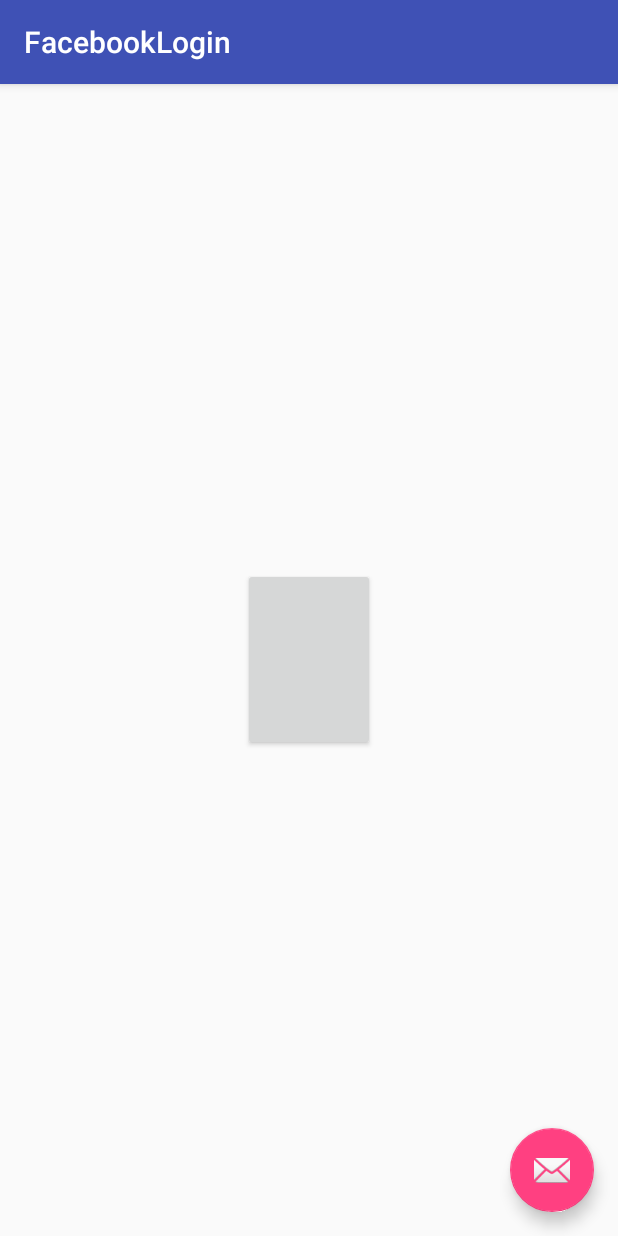
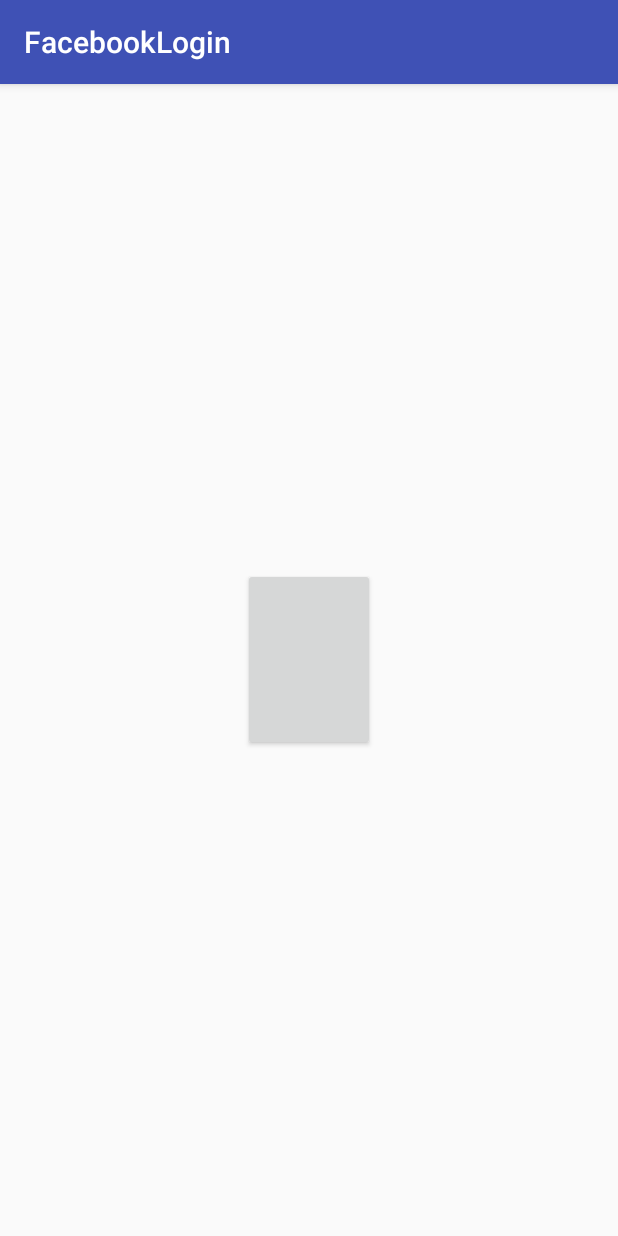
Before and after one commit to yasseraboelsaad/AWG-app, an Android app: the FacebookLogin screen opened directly, with no data from a screen before it, on a phone screen of 412 x 824 dp. Run offline under Robolectric (Android 15) with nearby library versions, the light colour scheme and no system bars; libraries missing offline, so code that uses them is left out: com.facebook.login; plain views replace LoginButton; 6 statements that could not run were skipped.

Commit message:
removed floating mail button in facebook app

```diff
--- a/Testapp/app/src/main/AndroidManifest.xml
+++ b/Testapp/app/src/main/AndroidManifest.xml
@@ -47,7 +47,8 @@
         <activity
             android:name=".FacebookLogin"
             android:label="@string/title_activity_facebook_login"
-            android:theme="@style/AppTheme.NoActionBar"></activity>
+            android:theme="@style/AppTheme.NoActionBar" />
+        <activity android:name=".settings"></activity>
     </application>
 
 </manifest>
--- a/Testapp/app/src/main/java/com/example/yasser/testapp/FacebookLogin.java
+++ b/Testapp/app/src/main/java/com/example/yasser/testapp/FacebookLogin.java
@@ -17,14 +17,7 @@
         Toolbar toolbar = (Toolbar) findViewById(R.id.toolbar);
         setSupportActionBar(toolbar);
 
-        FloatingActionButton fab = (FloatingActionButton) findViewById(R.id.fab);
-        fab.setOnClickListener(new View.OnClickListener() {
-            @Override
-            public void onClick(View view) {
-                Snackbar.make(view, "Replace with your own action", Snackbar.LENGTH_LONG)
-                        .setAction("Action", null).show();
-            }
-        });
+
     }
 
 }
--- a/Testapp/app/src/main/res/layout/activity_facebook_login.xml
+++ b/Testapp/app/src/main/res/layout/activity_facebook_login.xml
@@ -26,13 +26,7 @@
 
     <include layout="@layout/content_facebook_login" />
 
-    <android.support.design.widget.FloatingActionButton
-        android:id="@+id/fab"
-        android:layout_width="wrap_content"
-        android:layout_height="wrap_content"
-        android:layout_gravity="bottom|end"
-        android:layout_margin="@dimen/fab_margin"
-        android:src="@android:drawable/ic_dialog_email" />
+
 
 
 
```
Also changed, not shown: Testapp/app/src/main/java/com/example/yasser/testapp/settings.java (added, +13 -0 lines), Testapp/app/src/main/res/layout/fragment_settings.xml (added, +12 -0 lines).
